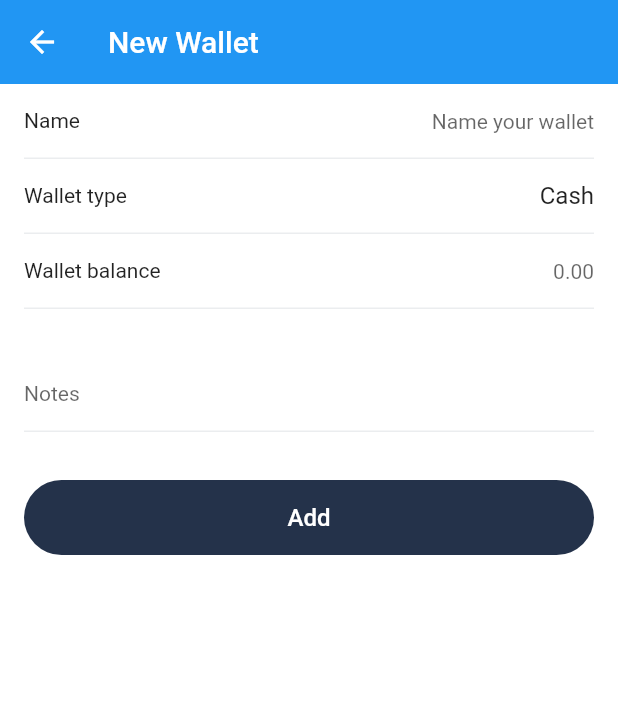
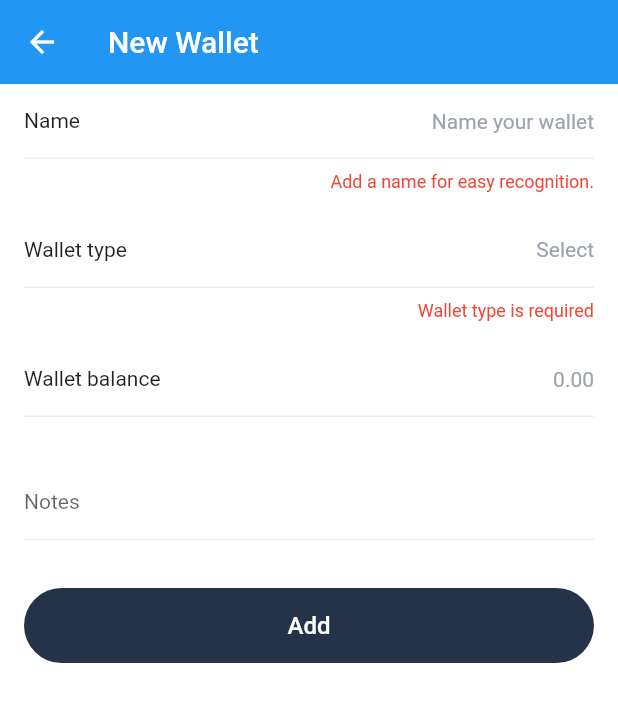
Before and after one commit to DaveChia/starto_wallet, a Flutter app: the Wallet screen opened directly, after a tap on "Add", on a phone screen of 412 x 824 dp. Shown: the top 702 px of the screen. Run offline on Flutter 3.47's test engine with Material 2 defaults, Android fonts, the phone set to English and light mode, and no system bars; our stand-ins replace shared_preferences; accounts and stored records are empty.

Commit message:
refactored create wallet UI

```diff
--- a/lib/main.dart
+++ b/lib/main.dart
@@ -1,6 +1,6 @@
 import 'package:flutter/material.dart';
 import 'package:shared_preferences/shared_preferences.dart';
-import 'views/wallet.dart' as Wallet;
+import 'views/create_wallet.dart' as CreateWallet;
 
 SharedPreferences sp;
 
@@ -114,7 +114,7 @@ class _MyHomePageState extends State<MyHomePage> {
         onPressed: () {
           Navigator.push(
             context,
-            MaterialPageRoute(builder: (context) => Wallet.Wallet()),
+            MaterialPageRoute(builder: (context) => CreateWallet.Wallet()),
           );
         },
         // onPressed: _incrementCounter,
--- a/lib/views/wallet.dart
+++ b/lib/views/create_wallet.dart
@@ -8,10 +8,18 @@ class Wallet extends StatefulWidget {
 class _WalletState extends State<Wallet> {
   // const SecondRoute({Key? key}) : super(key: key);
 
+  static const IconData warning = IconData(0xe6cb, fontFamily: 'MaterialIcons');
+
   Color borderColor = Color(0xFFEBEDEF);
   Color backgroundColor = Color(0xFFFFFFFF);
   Color addButtonColor = Color(0xFF24324A);
-  String walletType = 'Cash';
+  Color hintTextColor = Color(0xFF9CA3AD);
+
+  String walletType = 'Select';
+  bool walletNameError = false;
+  bool walletTypeError = false;
+
+  String walletName = '';
 
   @override
   Widget build(BuildContext context) {
@@ -49,11 +57,15 @@ class _WalletState extends State<Wallet> {
                   Expanded(
                     child: TextField(
                       textAlign: TextAlign.right,
+                      onChanged: (content) {
+                        walletName = content;
+                      },
                       decoration: InputDecoration(
                         border: InputBorder.none,
                         hintText: 'Name your wallet',
                         hintStyle: TextStyle(
                           fontSize: 14.0,
+                          color: hintTextColor,
                         ),
                       ),
                     ),
@@ -61,6 +73,20 @@ class _WalletState extends State<Wallet> {
                 ],
               ),
             ),
+            if (walletNameError == true)
+              Container(
+                margin: const EdgeInsets.only(top: 8, bottom: 8),
+                height: 20,
+                width: double.infinity,
+                child: Text(
+                  'Add a name for easy recognition.',
+                  textAlign: TextAlign.right,
+                  style: TextStyle(
+                    color: Colors.red,
+                    fontSize: 12.0,
+                  ),
+                ),
+              ),
             Container(
               height: 50,
               decoration: BoxDecoration(
@@ -88,6 +114,7 @@ class _WalletState extends State<Wallet> {
                       child: Icon(Icons.arrow_downward),
                     ),
                     items: <String>[
+                      'Select',
                       'Cash',
                       'Debit Card',
                       'Bank Account',
@@ -100,6 +127,9 @@ class _WalletState extends State<Wallet> {
                           width: (width - 16 - 16) / 2,
                           child: Text(
                             value,
+                            style: value == 'Select'
+                                ? TextStyle(color: hintTextColor, fontSize: 14)
+                                : TextStyle(fontSize: 14),
                             textAlign: TextAlign.right, //this will do that
                           ),
                         ),
@@ -118,6 +148,20 @@ class _WalletState extends State<Wallet> {
                 ],
               ),
             ),
+            if (walletTypeError == true)
+              Container(
+                margin: const EdgeInsets.only(top: 8, bottom: 8),
+                height: 20,
+                width: double.infinity,
+                child: Text(
+                  'Wallet type is required',
+                  textAlign: TextAlign.right,
+                  style: TextStyle(
+                    color: Colors.red,
+                    fontSize: 12.0,
+                  ),
+                ),
+              ),
             Container(
               height: 50,
               decoration: BoxDecoration(
@@ -145,6 +189,7 @@ class _WalletState extends State<Wallet> {
                         border: InputBorder.none,
                         hintText: '0.00',
                         hintStyle: TextStyle(
+                          color: hintTextColor,
                           fontSize: 14.0,
                         ),
                       ),
@@ -218,6 +263,7 @@ class _WalletState extends State<Wallet> {
                           hintText: 'Select wallet',
                           hintStyle: TextStyle(
                             fontSize: 14.0,
+                            color: hintTextColor,
                           ),
                         ),
                       ),
@@ -258,6 +304,7 @@ class _WalletState extends State<Wallet> {
                           hintText: 'Select date',
                           hintStyle: TextStyle(
                             fontSize: 14.0,
+                            color: hintTextColor,
                           ),
                         ),
                       ),
@@ -294,6 +341,7 @@ class _WalletState extends State<Wallet> {
                           hintText: 'Select date',
                           hintStyle: TextStyle(
                             fontSize: 14.0,
+                            color: hintTextColor,
                           ),
                         ),
                       ),
@@ -338,7 +386,28 @@ class _WalletState extends State<Wallet> {
                       ),
                       elevation: 0,
                       color: addButtonColor,
-                      onPressed: () {},
+                      onPressed: () {
+                        print('save wallet');
+                        print(walletName);
+                        if (walletName == '') {
+                          setState(() {
+                            walletNameError = true;
+                          });
+                        } else {
+                          setState(() {
+                            walletNameError = false;
+                          });
+                        }
+                        if (walletType == 'Select') {
+                          setState(() {
+                            walletTypeError = true;
+                          });
+                        } else {
+                          setState(() {
+                            walletTypeError = false;
+                          });
+                        }
+                      },
                       child: Text(
                         'Add',
                         style: TextStyle(
```
